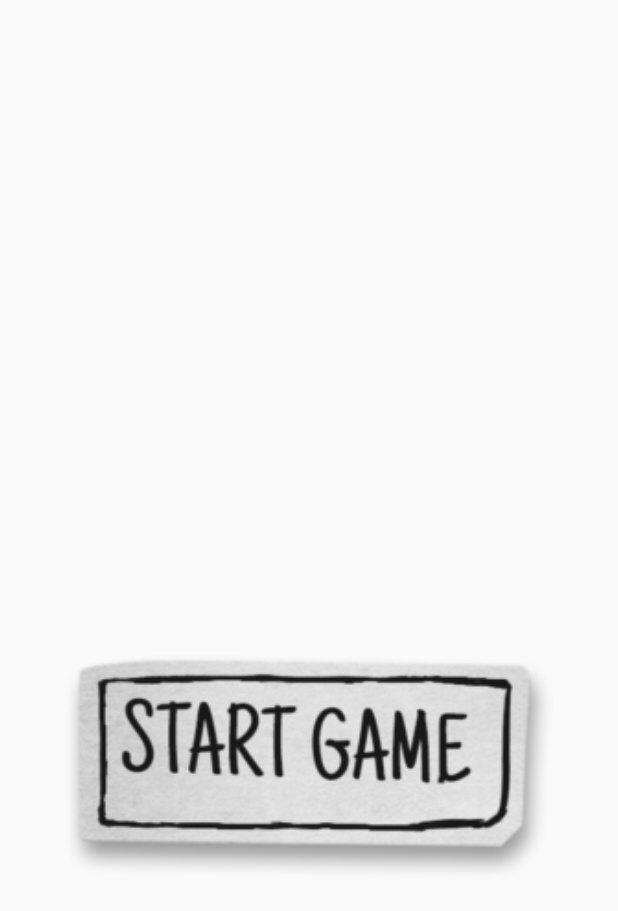
After one commit to chrpm/Catastrophe, an Android app: the layout welcome_fragment.xml on its own in the app's theme, with its tools: preview values and no code run, on a phone screen of 412 x 824 dp. The commit adds this screen. Shown: the top 911 px of the screen. Run offline under Robolectric (Android 15) with nearby library versions, the phone set to English and light mode, and no system bars.

Commit message:
Start button added to Welcome xml

```diff
--- a/app/build.gradle
+++ b/app/build.gradle
@@ -20,10 +20,11 @@ android {
 }
 
 dependencies {
-    compile fileTree(dir: 'libs', include: ['*.jar'])
+    compile fileTree(include: ['*.jar'], dir: 'libs')
     androidTestCompile('com.android.support.test.espresso:espresso-core:2.2.2', {
         exclude group: 'com.android.support', module: 'support-annotations'
     })
     compile 'com.android.support:appcompat-v7:25.2.0'
     testCompile 'junit:junit:4.12'
+    compile 'com.android.support:support-v4:25.1.0'
 }
--- a/app/src/main/java/com/kit10/csci448/catastrophe/WelcomeFragment.java
+++ b/app/src/main/java/com/kit10/csci448/catastrophe/WelcomeFragment.java
@@ -6,12 +6,17 @@ import android.util.Log;
 import android.view.LayoutInflater;
 import android.view.View;
 import android.view.ViewGroup;
+import android.widget.Button;
+import android.widget.ImageButton;
 
 /**
  * Created by Adrien on 3/1/2017.
  */
 
 public class WelcomeFragment extends Fragment {
+
+    private Button mStartButton;
+
     public static WelcomeFragment newInstance() {
         Log.d(WelcomeActivity.LOG_TAG, "WelcomeFragment : new instance");
         Bundle args = new Bundle();
@@ -26,9 +31,12 @@ public class WelcomeFragment extends Fragment {
                              Bundle savedInstanceState) {
         Log.d(WelcomeActivity.LOG_TAG, "WelcomeFragment : onCreateView");
         return super.onCreateView(inflater, container, savedInstanceState);
-        /* TODO: create layout and implement this function
-        View v = inflater.inflate(R.layout.fragment_welcome, container, false);
-        return v;
-         */
+        // TODO: create layout and implement this function
+        //View v = inflater.inflate(R.layout.fragment_welcome, container, false);
+
+        //mStartButton = (ImageButton) v.findViewById(R.id.start_button);
+
+        //return v;
+
     }
 }
--- /dev/null
+++ b/app/src/main/res/layout/welcome_fragment.xml
@@ -0,0 +1,22 @@
+<?xml version="1.0" encoding="utf-8"?>
+<LinearLayout xmlns:android="http://schemas.android.com/apk/res/android"
+    android:orientation="vertical" android:layout_width="match_parent"
+    android:layout_height="match_parent">
+
+    <LinearLayout
+        android:layout_width="match_parent"
+        android:layout_height="match_parent"
+        android:paddingTop="200dp"
+        android:gravity="center">
+
+        <ImageButton
+            android:id="@+id/start_button"
+            android:layout_width="325dp"
+            android:layout_height="150dp"
+            android:background="@drawable/startButton"/>
+
+    </LinearLayout>
+
+
+
+</LinearLayout>
```
Also changed, not shown: app/src/main/res/drawable-hdpi/startButton.png (added).
